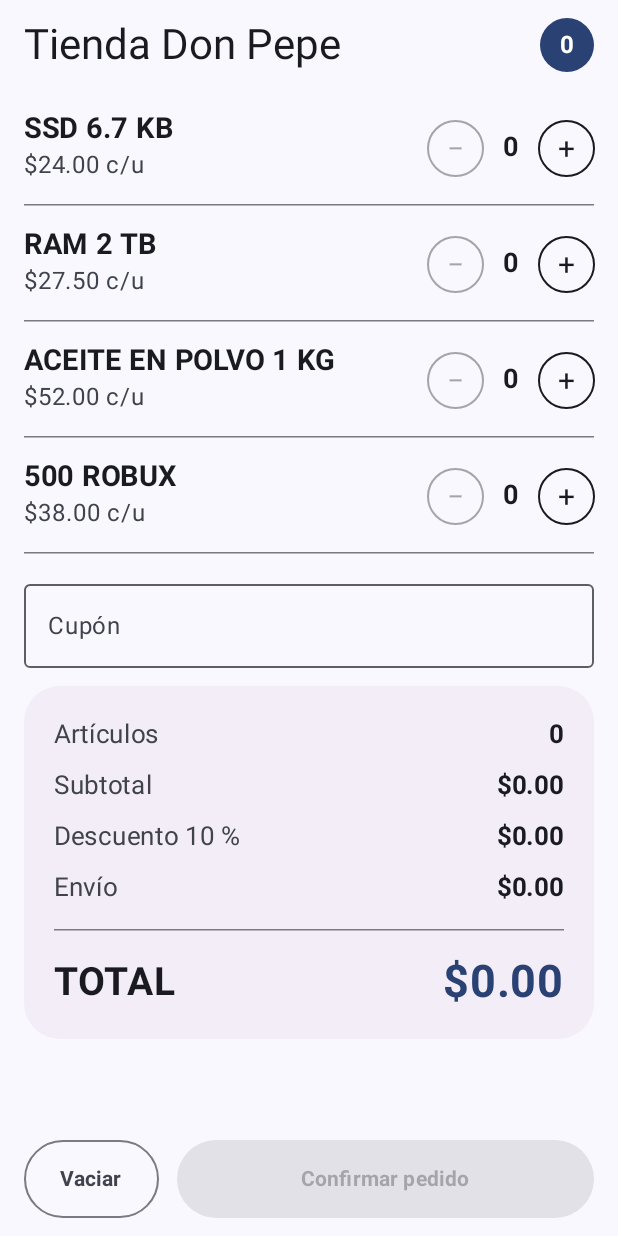
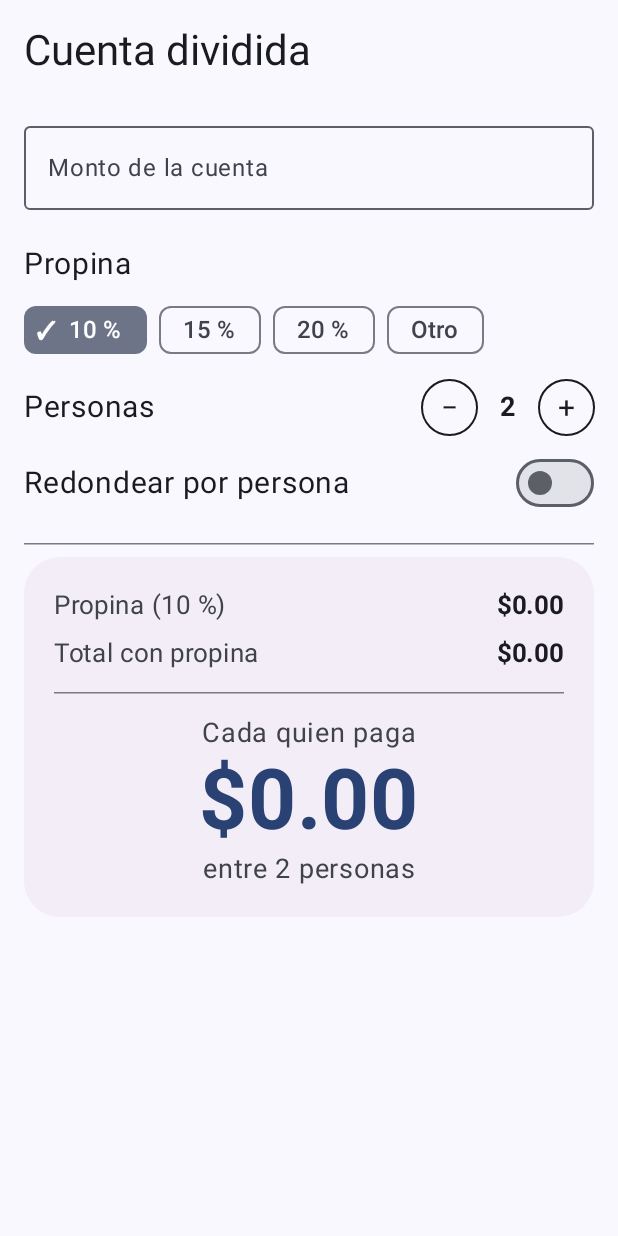
Before and after one commit to CurryBoard1/Manualview, an Android app built with Jetpack Compose: the screen it shows after launch (MainActivity), on a phone screen of 412 x 824 dp. Run offline under Robolectric (Android 15) with nearby library versions, the phone set to English and light mode, and no system bars.

Commit message:
5to trabajo

```diff
--- a/app/src/main/java/com/example/manualview/MainActivity.kt
+++ b/app/src/main/java/com/example/manualview/MainActivity.kt
@@ -3,11 +3,10 @@ package com.example.manualview
 import android.os.Bundle
 import androidx.activity.ComponentActivity
 import androidx.activity.compose.setContent
-import androidx.compose.foundation.background
 import androidx.compose.foundation.layout.*
 import androidx.compose.foundation.rememberScrollState
-import androidx.compose.foundation.shape.CircleShape
 import androidx.compose.foundation.shape.RoundedCornerShape
+import androidx.compose.foundation.text.KeyboardOptions
 import androidx.compose.foundation.verticalScroll
 import androidx.compose.material3.*
 import androidx.compose.runtime.*
@@ -15,12 +14,14 @@ import androidx.compose.ui.Alignment
 import androidx.compose.ui.Modifier
 import androidx.compose.ui.graphics.Color
 import androidx.compose.ui.text.font.FontWeight
+import androidx.compose.ui.text.input.KeyboardType
 import androidx.compose.ui.text.style.TextAlign
 import androidx.compose.ui.tooling.preview.Preview
 import androidx.compose.ui.unit.dp
 import androidx.compose.ui.unit.sp
 import com.example.manualview.ui.theme.ManualviewTheme
 import java.util.Locale
+import kotlin.math.ceil
 
 class MainActivity : ComponentActivity() {
     override fun onCreate(savedInstanceState: Bundle?) {
@@ -29,7 +30,7 @@ class MainActivity : ComponentActivity() {
             ManualviewTheme {
                 Surface(Modifier.fillMaxSize()) {
                     Box(Modifier.fillMaxSize().systemBarsPadding()) {
-                        CarritoScreen()
+                        CuentaScreen()
                     }
                 }
             }
@@ -37,205 +38,191 @@ class MainActivity : ComponentActivity() {
     }
 }
 
-data class Producto(val nombre: String, val precio: Double)
-
-private val verde = Color(0xFF2E7D32)
-
-fun dinero(x: Double): String = "$" + String.format(Locale.US, "%,.2f", x)
+private fun dinero(x: Double) = "$" + String.format(Locale.US, "%,.2f", x)
 
 @Composable
-fun CarritoScreen() {
-    val catalogo = remember {
-        listOf(
-            Producto("SSD 6.7 KB  ", 24.0),
-            Producto("RAM 2 TB", 27.5),
-            Producto("ACEITE EN POLVO 1 KG", 52.0),
-            Producto("500 ROBUX", 38.0)
-        )
-    }
-    val cantidades = remember { mutableStateListOf(0, 0, 0, 0) }
-    var cupon by remember { mutableStateOf("") }
-    var confirmado by remember { mutableStateOf(false) }
+fun CuentaScreen() {
+    var montoTexto by remember { mutableStateOf("") }
+    var propinaPct by remember { mutableIntStateOf(10) }
+    var usaOtro by remember { mutableStateOf(false) }
+    var personas by remember { mutableIntStateOf(2) }
+    var redondear by remember { mutableStateOf(false) }
 
-
-    val articulos = cantidades.sum()
-    val subtotal = catalogo.indices.sumOf { catalogo[it].precio * cantidades[it] }
-    val descuento = if (subtotal >= 200) subtotal * 0.10 else 0.0
-    val subtotalConDescuento = subtotal - descuento
-    val descCupon = if (cupon == "DONPEPE" && articulos > 0) 20.0 else 0.0
-    val envio = when {
-        articulos == 0 -> 0.0
-        subtotalConDescuento >= 150 -> 0.0
-        else -> 25.0
-    }
-    val total = (subtotalConDescuento - descCupon).coerceAtLeast(0.0) + envio
+    // derivados
+    val monto = montoTexto.toDoubleOrNull() ?: 0.0
+    val montoInvalido = montoTexto.isNotEmpty() && montoTexto.toDoubleOrNull() == null
+    val propina = monto * propinaPct / 100.0
+    val total = monto + propina
+    val sinRedondear = total / personas
+    val porPersona = if (redondear) ceil(sinRedondear) else sinRedondear
+    val sobrante = if (redondear) porPersona * personas - total else null
 
     Column(
         Modifier
             .fillMaxSize()
-            .padding(horizontal = 16.dp, vertical = 12.dp)
+            .verticalScroll(rememberScrollState())
+            .padding(16.dp)
     ) {
+        Text("Cuenta dividida", style = MaterialTheme.typography.headlineMedium)
+        Spacer(Modifier.height(24.dp))
+
+        OutlinedTextField(
+            value = montoTexto,
+            onValueChange = { montoTexto = it },
+            label = { Text("Monto de la cuenta") },
+            prefix = { Text("$ ") },
+            isError = montoInvalido,
+            supportingText = {
+                if (montoInvalido) Text("Monto no válido, se toma como $0")
+            },
+            keyboardOptions = KeyboardOptions(keyboardType = KeyboardType.Decimal),
+            singleLine = true,
+            modifier = Modifier.fillMaxWidth()
+        )
+
+        Spacer(Modifier.height(8.dp))
+        SelectorPropina(
+            porcentaje = propinaPct,
+            usaOtro = usaOtro,
+            onPorcentajeChange = { propinaPct = it },
+            onOtroChange = { usaOtro = it }
+        )
+
+        Spacer(Modifier.height(8.dp))
+        StepperPersonas(personas) { personas = it }
+
         Row(
-            Modifier.fillMaxWidth(),
+            Modifier
+                .fillMaxWidth()
+                .padding(vertical = 8.dp),
             horizontalArrangement = Arrangement.SpaceBetween,
             verticalAlignment = Alignment.CenterVertically
         ) {
-            Text("Tienda Don Pepe", style = MaterialTheme.typography.headlineMedium)
-            Box(
-                Modifier
-                    .size(36.dp)
-                    .background(MaterialTheme.colorScheme.primary, CircleShape),
-                contentAlignment = Alignment.Center
-            ) {
-                Text(
-                    "$articulos",
-                    color = MaterialTheme.colorScheme.onPrimary,
-                    fontWeight = FontWeight.Bold
-                )
-            }
+            Text("Redondear por persona", fontSize = 20.sp)
+            Switch(checked = redondear, onCheckedChange = { redondear = it })
         }
 
-        Column(
-            Modifier
-                .weight(1f)
-                .verticalScroll(rememberScrollState())
-        ) {
-            Spacer(Modifier.height(12.dp))
-            catalogo.forEachIndexed { i, producto ->
-                ProductoItem(
-                    producto = producto,
-                    cantidad = cantidades[i],
-                    onCantidadChange = { cantidades[i] = it }
-                )
-                HorizontalDivider()
-            }
+        HorizontalDivider(Modifier.padding(vertical = 8.dp))
 
-            // el cupón vive aquí en el padre porque cambia el total
-            OutlinedTextField(
-                value = cupon,
-                onValueChange = { cupon = it.uppercase() },
-                label = { Text("Cupón") },
-                singleLine = true,
-                modifier = Modifier
-                    .fillMaxWidth()
-                    .padding(top = 12.dp)
-            )
-
-            Spacer(Modifier.height(12.dp))
-            ResumenCarrito(articulos, subtotal, descuento, descCupon, envio, total)
-            Spacer(Modifier.height(12.dp))
-        }
-
-        Row(horizontalArrangement = Arrangement.spacedBy(12.dp)) {
-            OutlinedButton(
-                onClick = { for (i in cantidades.indices) cantidades[i] = 0 },
-                modifier = Modifier.height(52.dp)
-            ) { Text("Vaciar", fontWeight = FontWeight.Bold) }
-            Button(
-                onClick = { confirmado = true },
-                enabled = articulos > 0,
-                modifier = Modifier
-                    .weight(1f)
-                    .height(52.dp)
-            ) { Text("Confirmar pedido", fontWeight = FontWeight.Bold) }
-        }
-    }
-
-    if (confirmado) {
-        AlertDialog(
-            onDismissRequest = { },
-            title = { Text("Pedido confirmado") },
-            text = { Text("Son $articulos artículos. Total a pagar: ${dinero(total)}") },
-            confirmButton = {
-                TextButton(onClick = {
-                    for (i in cantidades.indices) cantidades[i] = 0
-                    cupon = ""
-                    confirmado = false
-                }) { Text("Listo") }
-            }
-        )
+        ResultadoCuenta(propinaPct, propina, total, porPersona, personas, sobrante)
     }
 }
 
 @Composable
-fun ProductoItem(producto: Producto, cantidad: Int, onCantidadChange: (Int) -> Unit) {
-    Row(
-        Modifier
-            .fillMaxWidth()
-            .padding(vertical = 14.dp),
-        verticalAlignment = Alignment.CenterVertically
-    ) {
-        Column(Modifier.weight(1f)) {
-            Text(producto.nombre, fontWeight = FontWeight.Bold, fontSize = 19.sp)
-            Text(
-                "${dinero(producto.precio)} c/u",
-                color = MaterialTheme.colorScheme.onSurfaceVariant
+fun SelectorPropina(
+    porcentaje: Int,
+    usaOtro: Boolean,
+    onPorcentajeChange: (Int) -> Unit,
+    onOtroChange: (Boolean) -> Unit
+) {
+    Column {
+        Text("Propina", fontSize = 20.sp)
+        Spacer(Modifier.height(8.dp))
+        Row(horizontalArrangement = Arrangement.spacedBy(8.dp)) {
+            listOf(10, 15, 20).forEach { p ->
+                ChipPropina("$p %", !usaOtro && porcentaje == p) {
+                    onOtroChange(false)
+                    onPorcentajeChange(p)
+                }
+            }
+            ChipPropina("Otro", usaOtro) { onOtroChange(true) }
+        }
+        if (usaOtro) {
+            Text("$porcentaje %", color = MaterialTheme.colorScheme.primary, fontWeight = FontWeight.Bold)
+            Slider(
+                value = porcentaje.toFloat(),
+                onValueChange = { onPorcentajeChange(it.toInt()) },
+                valueRange = 0f..30f
             )
         }
-        OutlinedIconButton(
-            onClick = { onCantidadChange(cantidad - 1) },
-            enabled = cantidad > 0,
-            modifier = Modifier.size(38.dp)
-        ) { Text("−", fontSize = 20.sp) }
-        Text(
-            "$cantidad",
-            fontWeight = FontWeight.Bold,
-            fontSize = 18.sp,
-            modifier = Modifier.width(36.dp),
-            textAlign = TextAlign.Center
-        )
-        OutlinedIconButton(
-            onClick = { onCantidadChange(cantidad + 1) },
-            enabled = cantidad < 10,
-            modifier = Modifier.size(38.dp)
-        ) { Text("+", fontSize = 20.sp) }
     }
 }
 
 @Composable
-fun ResumenCarrito(
-    articulos: Int,
-    subtotal: Double,
-    descuento: Double,
-    descCupon: Double,
-    envio: Double,
-    total: Double
+private fun ChipPropina(texto: String, activo: Boolean, onClick: () -> Unit) {
+    FilterChip(
+        selected = activo,
+        onClick = onClick,
+        label = { Text(texto, fontSize = 16.sp) },
+        leadingIcon = if (activo) {
+            { Text("✓", fontSize = 16.sp, fontWeight = FontWeight.Bold) }
+        } else null
+    )
+}
+
+@Composable
+fun StepperPersonas(personas: Int, onChange: (Int) -> Unit) {
+    Row(
+        Modifier.fillMaxWidth(),
+        horizontalArrangement = Arrangement.SpaceBetween,
+        verticalAlignment = Alignment.CenterVertically
+    ) {
+        Text("Personas", fontSize = 20.sp)
+        Row(verticalAlignment = Alignment.CenterVertically) {
+            OutlinedIconButton(
+                onClick = { onChange(personas - 1) },
+                enabled = personas > 1,
+                modifier = Modifier.size(38.dp)
+            ) { Text("−", fontSize = 20.sp) }
+            Text(
+                "$personas",
+                fontWeight = FontWeight.Bold,
+                fontSize = 18.sp,
+                textAlign = TextAlign.Center,
+                modifier = Modifier.width(40.dp)
+            )
+            OutlinedIconButton(
+                onClick = { onChange(personas + 1) },
+                enabled = personas < 20,
+                modifier = Modifier.size(38.dp)
+            ) { Text("+", fontSize = 20.sp) }
+        }
+    }
+}
+
+@Composable
+fun ResultadoCuenta(
+    propinaPct: Int,
+    propina: Double,
+    total: Double,
+    porPersona: Double,
+    personas: Int,
+    sobrante: Double?
 ) {
     Card(
         colors = CardDefaults.cardColors(containerColor = Color(0xFFF3EDF7)),
         shape = RoundedCornerShape(24.dp),
         modifier = Modifier.fillMaxWidth()
     ) {
-        Column(Modifier.padding(20.dp), verticalArrangement = Arrangement.spacedBy(10.dp)) {
-            FilaResumen("Artículos", "$articulos")
-            FilaResumen("Subtotal", dinero(subtotal))
-            if (descuento > 0) {
-                FilaResumen("Descuento 10 %", "−" + dinero(descuento), verde)
-            } else {
-                FilaResumen("Descuento 10 %", dinero(0.0))
-            }
-            if (descCupon > 0) {
-                FilaResumen("Cupón DONPEPE", "−" + dinero(descCupon), verde)
-            }
-            if (articulos > 0 && envio == 0.0) {
-                FilaResumen("Envío", "GRATIS", verde)
-            } else {
-                FilaResumen("Envío", dinero(envio))
-            }
+        Column(
+            Modifier
+                .fillMaxWidth()
+                .padding(20.dp),
+            horizontalAlignment = Alignment.CenterHorizontally
+        ) {
+            FilaDato("Propina ($propinaPct %)", dinero(propina))
+            Spacer(Modifier.height(8.dp))
+            FilaDato("Total con propina", dinero(total))
 
-            HorizontalDivider(Modifier.padding(vertical = 6.dp))
+            HorizontalDivider(Modifier.padding(vertical = 14.dp))
 
-            Row(
-                Modifier.fillMaxWidth(),
-                horizontalArrangement = Arrangement.SpaceBetween,
-                verticalAlignment = Alignment.CenterVertically
-            ) {
-                Text("TOTAL", fontSize = 26.sp, fontWeight = FontWeight.Bold)
+            Text("Cada quien paga", fontSize = 18.sp, color = MaterialTheme.colorScheme.onSurfaceVariant)
+            Text(
+                dinero(porPersona),
+                fontSize = 56.sp,
+                fontWeight = FontWeight.Bold,
+                color = MaterialTheme.colorScheme.primary
+            )
+            Text(
+                "entre $personas personas",
+                fontSize = 18.sp,
+                color = MaterialTheme.colorScheme.onSurfaceVariant
+            )
+            if (sobrante != null) {
                 Text(
-                    dinero(total),
-                    fontSize = 30.sp,
-                    fontWeight = FontWeight.Bold,
-                    color = MaterialTheme.colorScheme.primary
+                    "Sobrante por redondeo: ${dinero(sobrante)}",
+                    fontSize = 14.sp,
+                    color = MaterialTheme.colorScheme.onSurfaceVariant
                 )
             }
         }
@@ -243,15 +230,15 @@ fun ResumenCarrito(
 }
 
 @Composable
-private fun FilaResumen(etiqueta: String, valor: String, colorValor: Color = Color.Unspecified) {
+private fun FilaDato(etiqueta: String, valor: String) {
     Row(Modifier.fillMaxWidth(), horizontalArrangement = Arrangement.SpaceBetween) {
-        Text(etiqueta, color = MaterialTheme.colorScheme.onSurfaceVariant, fontSize = 17.sp)
-        Text(valor, fontWeight = FontWeight.Bold, fontSize = 17.sp, color = colorValor)
+        Text(etiqueta, fontSize = 17.sp, color = MaterialTheme.colorScheme.onSurfaceVariant)
+        Text(valor, fontSize = 17.sp, fontWeight = FontWeight.Bold)
     }
 }
 
 @Preview(showBackground = true)
 @Composable
-fun ResumenCarritoPreview() {
-    MaterialTheme { ResumenCarrito(6, 231.5, 23.15, 0.0, 0.0, 208.35) }
+fun ResultadoCuentaPreview() {
+    ManualviewTheme { ResultadoCuenta(20, 250.0, 1500.0, 300.0, 5, 0.0) }
 }
```
